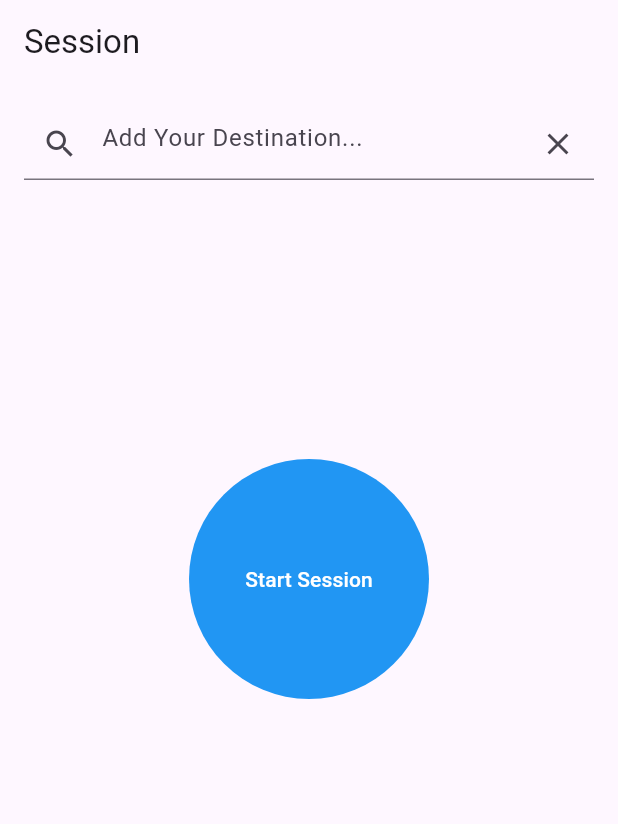
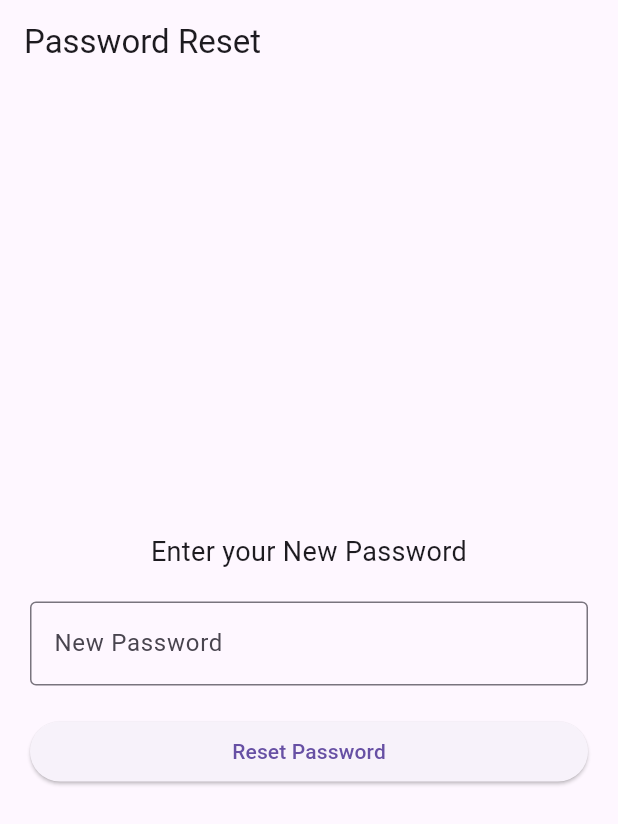
Before and after one commit to bhanuja2000/CS_19_Frontend, a Flutter app: the screen it shows after launch, on a phone screen of 412 x 824 dp. Shown: the top 824 px of the screen. Run offline on Flutter 3.47's test engine with Material 3 defaults, Android fonts, the phone set to English and light mode, and no system bars; our stand-ins replace google_fonts, intl_phone_number_input, location.

Commit message:
Add password reset page and backend connections

```diff
--- a/lib/main.dart
+++ b/lib/main.dart
@@ -1,4 +1,5 @@
 import 'package:flutter/material.dart';
+import 'package:textfild/passwordreset.dart';
 import 'package:textfild/profile.dart';
 import 'package:textfild/repassword.dart';
 import 'package:textfild/reset.dart';
@@ -10,7 +11,7 @@ import 'package:textfild/verification.dart';
 
 void main() => runApp(MaterialApp(
       debugShowCheckedModeBanner: false,
-      home: const Session(),
+      home: PasswordResetPage(),
       routes: <String, WidgetBuilder>{
         'register': (BuildContext context) => const TextFild(),
         'signup': (BuildContext context) => const Signup(),
--- a/lib/passwordreset.dart
+++ b/lib/passwordreset.dart
@@ -0,0 +1,68 @@
+import 'dart:convert';
+
+import 'package:flutter/material.dart';
+import 'package:http/http.dart' as http;
+
+class PasswordResetPage extends StatelessWidget {
+  TextEditingController password = TextEditingController();
+  fetchpassword() async {
+    var url = Uri.http('localhost:8080', '/api/findemail');
+    try {} catch (e) {
+      var response = await http.post(
+        url,
+        headers: {
+          'Content-Type': 'application/json',
+          'Authorization': 'Bearer $jwtToken',
+        },
+        body: jsonEncode({"password": "$password"}),
+      );
+      if (response.body == "okay") {
+        print("password reaet done");
+      }
+      else{
+        print("not done")
+      }
+
+      print(e.toString());
+    }
+  }
+
+  @override
+  Widget build(BuildContext context) {
+    return Scaffold(
+      appBar: AppBar(
+        title: Text('Password Reset'),
+      ),
+      body: Padding(
+        padding: EdgeInsets.all(20.0),
+        child: Column(
+          mainAxisAlignment: MainAxisAlignment.center,
+          crossAxisAlignment: CrossAxisAlignment.stretch,
+          children: [
+            const Text(
+              'Enter your New Password',
+              textAlign: TextAlign.center,
+              style: TextStyle(fontSize: 18.0),
+            ),
+            const SizedBox(height: 20.0),
+            TextFormField(
+              controller: password,
+              keyboardType: TextInputType.emailAddress,
+              decoration: const InputDecoration(
+                labelText: 'New Password',
+                border: OutlineInputBorder(),
+              ),
+            ),
+            const SizedBox(height: 20.0),
+            ElevatedButton(
+              onPressed: () {
+                print(password.text.toString());
+              },
+              child: Text('Reset Password'),
+            ),
+          ],
+        ),
+      ),
+    );
+  }
+}
```
